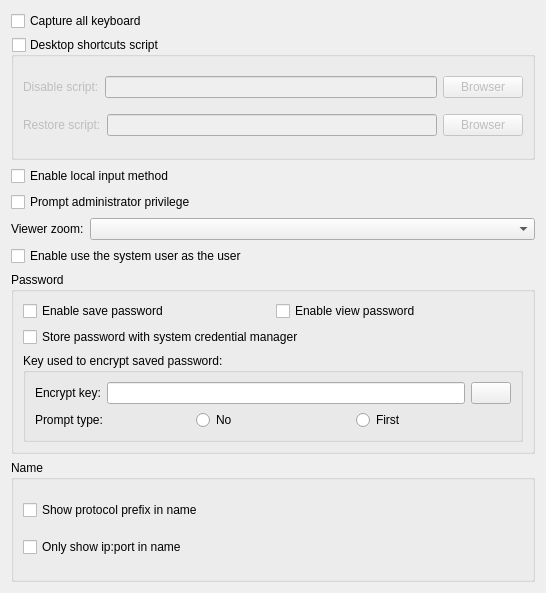
Qt form Src/ParameterCompone/ParameterPluginUI.ui (KangLin/RabbitRemoteControl) before a commit.
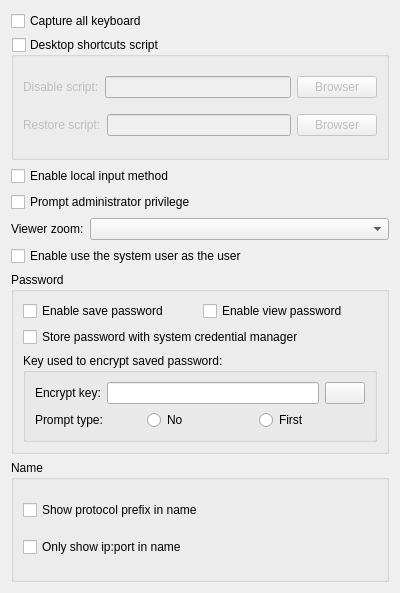
The same form after that commit. Icons and pictures are not drawn.

What changed in the file:
```diff
--- a/Src/ParameterCompone/ParameterPluginUI.ui
+++ b/Src/ParameterCompone/ParameterPluginUI.ui
@@ -6,7 +6,7 @@
    <rect>
     <x>0</x>
     <y>0</y>
-    <width>546</width>
+    <width>400</width>
     <height>593</height>
    </rect>
   </property>
```
